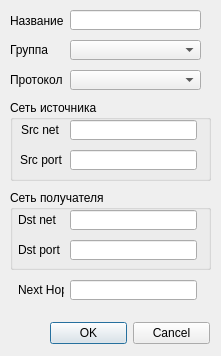
brat002/ExpertBilling, file mdi/forms/classes.ui: the form before one commit.
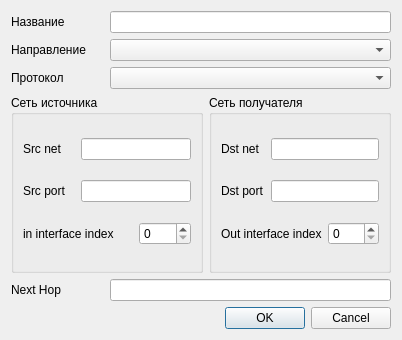
The form after the commit.

```diff
--- a/mdi/forms/classes.ui
+++ b/mdi/forms/classes.ui
@@ -1,91 +1,64 @@
 <ui version="4.0" >
  <class>Dialog</class>
- <widget class="QDialog" name="Dialog" >
-  <property name="geometry" >
+ <widget class="QDialog" name="Dialog">
+  <property name="geometry">
    <rect>
     <x>0</x>
     <y>0</y>
-    <width>221</width>
-    <height>356</height>
+    <width>402</width>
+    <height>340</height>
    </rect>
   </property>
   <property name="windowTitle" >
    <string>Dialog</string>
   </property>
-  <widget class="QDialogButtonBox" name="buttonBox" >
-   <property name="geometry" >
-    <rect>
-     <x>50</x>
-     <y>320</y>
-     <width>160</width>
-     <height>26</height>
-    </rect>
-   </property>
-   <property name="orientation" >
-    <enum>Qt::Horizontal</enum>
-   </property>
-   <property name="standardButtons" >
-    <set>QDialogButtonBox::Cancel|QDialogButtonBox::NoButton|QDialogButtonBox::Ok</set>
-   </property>
-  </widget>
-  <widget class="QGroupBox" name="groupBox" >
-   <property name="geometry" >
-    <rect>
-     <x>10</x>
-     <y>100</y>
-     <width>201</width>
-     <height>81</height>
-    </rect>
-   </property>
-   <property name="title" >
+  <layout class="QGridLayout" name="gridLayout_3">
+   <item row="0" column="0">
+    <widget class="QLabel" name="name_label">
+     <property name="text">
+      <string>Название</string>
+     </property>
+    </widget>
+   </item>
+   <item row="0" column="1" colspan="2">
+    <widget class="QLineEdit" name="name_edit"/>
+   </item>
+   <item row="1" column="0">
+    <widget class="QLabel" name="group_label">
+     <property name="text">
+      <string>Направление</string>
+     </property>
+    </widget>
+   </item>
+   <item row="1" column="1" colspan="2">
+    <widget class="QComboBox" name="group_edit"/>
+   </item>
+   <item row="2" column="0">
+    <widget class="QLabel" name="protocol_label">
+     <property name="text">
+      <string>Протокол</string>
+     </property>
+    </widget>
+   </item>
+   <item row="2" column="1" colspan="2">
+    <widget class="QComboBox" name="protocol_edit"/>
+   </item>
+   <item row="3" column="0" colspan="2">
+    <widget class="QGroupBox" name="groupBox">
+     <property name="title">
     <string>Сеть источника</string>
    </property>
-   <widget class="QLineEdit" name="src_port_edit" >
-    <property name="geometry" >
-     <rect>
-      <x>60</x>
-      <y>50</y>
-      <width>127</width>
-      <height>20</height>
-     </rect>
-    </property>
-   </widget>
-   <widget class="QLabel" name="src_port_label" >
-    <property name="geometry" >
-     <rect>
-      <x>10</x>
-      <y>50</y>
-      <width>46</width>
-      <height>20</height>
-     </rect>
-    </property>
-    <property name="text" >
-     <string>Src port</string>
-    </property>
-   </widget>
-   <widget class="QLabel" name="src_ip_label" >
-    <property name="geometry" >
-     <rect>
-      <x>11</x>
-      <y>20</y>
-      <width>46</width>
-      <height>20</height>
-     </rect>
-    </property>
-    <property name="text" >
+     <layout class="QGridLayout" name="gridLayout">
+      <item row="0" column="0">
+       <widget class="QLabel" name="src_ip_label">
+        <property name="text">
      <string>Src net</string>
     </property>
    </widget>
-   <widget class="QLineEdit" name="src_ip_edit" >
-    <property name="geometry" >
-     <rect>
-      <x>60</x>
-      <y>20</y>
-      <width>127</width>
-      <height>20</height>
-     </rect>
-    </property>
-    <property name="font" >
+      </item>
+      <item row="0" column="1" colspan="2">
+       <widget class="QLineEdit" name="src_ip_edit">
+        <property name="font">
      <font>
       <family>MS Sans Serif</family>
       <pointsize>8</pointsize>
@@ -108,164 +81,98 @@
      <set>Qt::AlignLeading|Qt::AlignLeft|Qt::AlignVCenter</set>
     </property>
    </widget>
-  </widget>
-  <widget class="QGroupBox" name="groupBox_2" >
-   <property name="geometry" >
-    <rect>
-     <x>10</x>
-     <y>190</y>
-     <width>201</width>
-     <height>80</height>
-    </rect>
-   </property>
-   <property name="title" >
+      </item>
+      <item row="1" column="0">
+       <widget class="QLabel" name="src_port_label">
+        <property name="text">
+         <string>Src port</string>
+        </property>
+       </widget>
+      </item>
+      <item row="1" column="1" colspan="2">
+       <widget class="QLineEdit" name="src_port_edit"/>
+      </item>
+      <item row="2" column="0" colspan="2">
+       <widget class="QLabel" name="label_3">
+        <property name="text">
+         <string>in interface index</string>
+        </property>
+       </widget>
+      </item>
+      <item row="2" column="2">
+       <widget class="QSpinBox" name="spinBox_3"/>
+      </item>
+     </layout>
+    </widget>
+   </item>
+   <item row="3" column="2">
+    <widget class="QGroupBox" name="groupBox_2">
+     <property name="title">
     <string>Сеть получателя</string>
    </property>
-   <widget class="QLineEdit" name="dst_port_edit" >
-    <property name="geometry" >
-     <rect>
-      <x>60</x>
-      <y>50</y>
-      <width>127</width>
-      <height>20</height>
-     </rect>
-    </property>
-   </widget>
-   <widget class="QLabel" name="dst_ip_label" >
-    <property name="geometry" >
-     <rect>
-      <x>8</x>
-      <y>20</y>
-      <width>46</width>
-      <height>20</height>
-     </rect>
-    </property>
-    <property name="text" >
+     <layout class="QGridLayout" name="gridLayout_2">
+      <item row="0" column="0">
+       <widget class="QLabel" name="dst_ip_label">
+        <property name="text">
      <string>Dst net</string>
     </property>
    </widget>
-   <widget class="QLineEdit" name="dst_ip_edit" >
-    <property name="geometry" >
-     <rect>
-      <x>60</x>
-      <y>20</y>
-      <width>127</width>
-      <height>20</height>
-     </rect>
-    </property>
-    <property name="inputMask" >
+      </item>
+      <item row="0" column="1" colspan="2">
+       <widget class="QLineEdit" name="dst_ip_edit">
+        <property name="inputMask">
      <string/>
     </property>
    </widget>
-   <widget class="QLabel" name="dst_port_label" >
-    <property name="geometry" >
-     <rect>
-      <x>8</x>
-      <y>50</y>
-      <width>46</width>
-      <height>20</height>
-     </rect>
-    </property>
-    <property name="text" >
+      </item>
+      <item row="1" column="0">
+       <widget class="QLabel" name="dst_port_label">
+        <property name="text">
      <string>Dst port</string>
     </property>
    </widget>
-  </widget>
-  <widget class="QLineEdit" name="name_edit" >
-   <property name="geometry" >
-    <rect>
-     <x>70</x>
-     <y>10</y>
-     <width>131</width>
-     <height>20</height>
-    </rect>
-   </property>
-  </widget>
-  <widget class="QLabel" name="next_hop_label" >
-   <property name="geometry" >
-    <rect>
-     <x>18</x>
-     <y>280</y>
-     <width>46</width>
-     <height>20</height>
-    </rect>
-   </property>
-   <property name="text" >
+      </item>
+      <item row="1" column="1" colspan="2">
+       <widget class="QLineEdit" name="dst_port_edit"/>
+      </item>
+      <item row="2" column="0" colspan="2">
+       <widget class="QLabel" name="label_2">
+        <property name="text">
+         <string>Out interface index</string>
+        </property>
+       </widget>
+      </item>
+      <item row="2" column="2">
+       <widget class="QSpinBox" name="spinBox_2"/>
+      </item>
+     </layout>
+    </widget>
+   </item>
+   <item row="4" column="0">
+    <widget class="QLabel" name="next_hop_label">
+     <property name="text">
     <string>Next Hop</string>
    </property>
   </widget>
-  <widget class="QLineEdit" name="next_hop_edit" >
-   <property name="geometry" >
-    <rect>
-     <x>70</x>
-     <y>280</y>
-     <width>127</width>
-     <height>20</height>
-    </rect>
-   </property>
-   <property name="inputMask" >
+   </item>
+   <item row="4" column="1" colspan="2">
+    <widget class="QLineEdit" name="next_hop_edit">
+     <property name="inputMask">
     <string/>
    </property>
   </widget>
-  <widget class="QLabel" name="name_label" >
-   <property name="geometry" >
-    <rect>
-     <x>10</x>
-     <y>10</y>
-     <width>61</width>
-     <height>22</height>
-    </rect>
-   </property>
-   <property name="text" >
-    <string>Название</string>
-   </property>
-  </widget>
-  <widget class="QLabel" name="protocol_label" >
-   <property name="geometry" >
-    <rect>
-     <x>10</x>
-     <y>70</y>
-     <width>61</width>
-     <height>20</height>
-    </rect>
-   </property>
-   <property name="text" >
-    <string>Протокол</string>
-   </property>
-  </widget>
-  <widget class="QLabel" name="group_label" >
-   <property name="geometry" >
-    <rect>
-     <x>10</x>
-     <y>40</y>
-     <width>61</width>
-     <height>20</height>
-    </rect>
-   </property>
-   <property name="text" >
-    <string>Группа</string>
-   </property>
-  </widget>
-  <widget class="QComboBox" name="protocol_edit" >
-   <property name="geometry" >
-    <rect>
-     <x>70</x>
-     <y>70</y>
-     <width>131</width>
-     <height>20</height>
-    </rect>
-   </property>
-  </widget>
-  <widget class="QComboBox" name="group_edit" >
-   <property name="geometry" >
-    <rect>
-     <x>70</x>
-     <y>40</y>
-     <width>131</width>
-     <height>20</height>
-    </rect>
-   </property>
-  </widget>
+   </item>
+   <item row="5" column="1" colspan="2">
+    <widget class="QDialogButtonBox" name="buttonBox">
+     <property name="orientation">
+      <enum>Qt::Horizontal</enum>
+     </property>
+     <property name="standardButtons">
+      <set>QDialogButtonBox::Cancel|QDialogButtonBox::Ok</set>
+     </property>
+    </widget>
+   </item>
+  </layout>
  </widget>
  <tabstops>
   <tabstop>group_edit</tabstop>
```
Left out of the diff: 23 changed lines with no effect on the pictures. Lines whose indentation alone changed are shown as unchanged.
